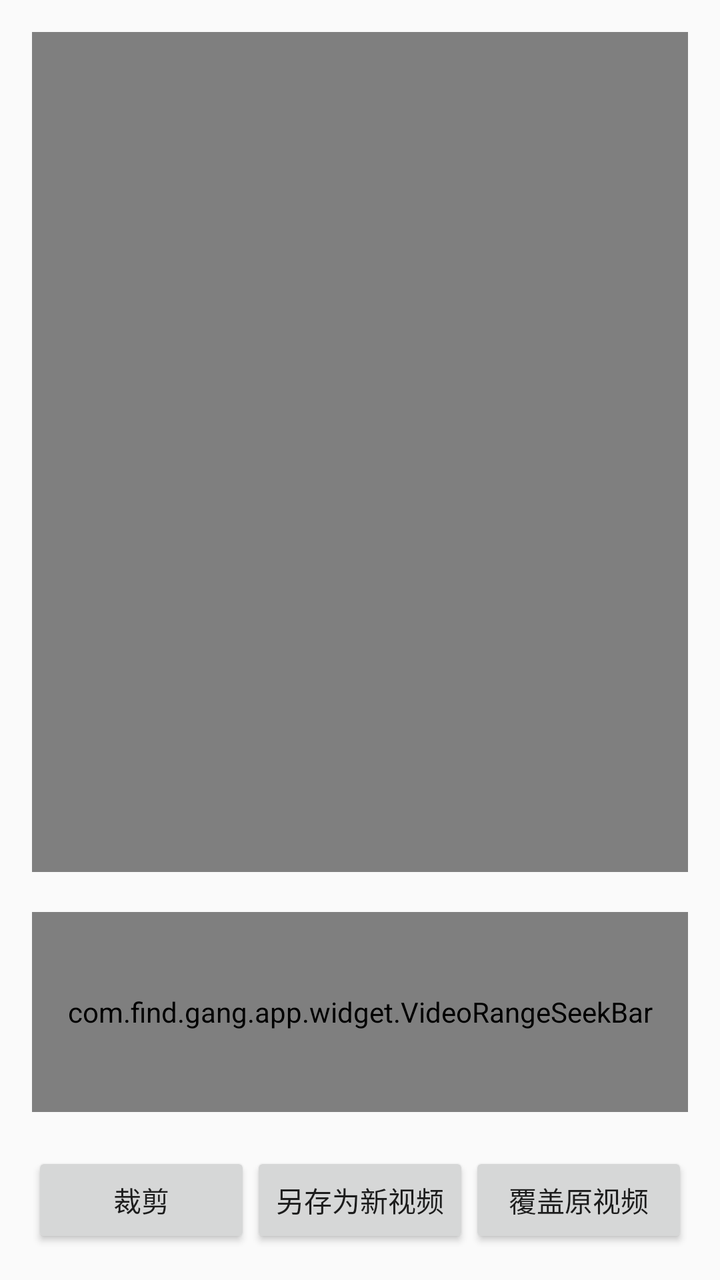
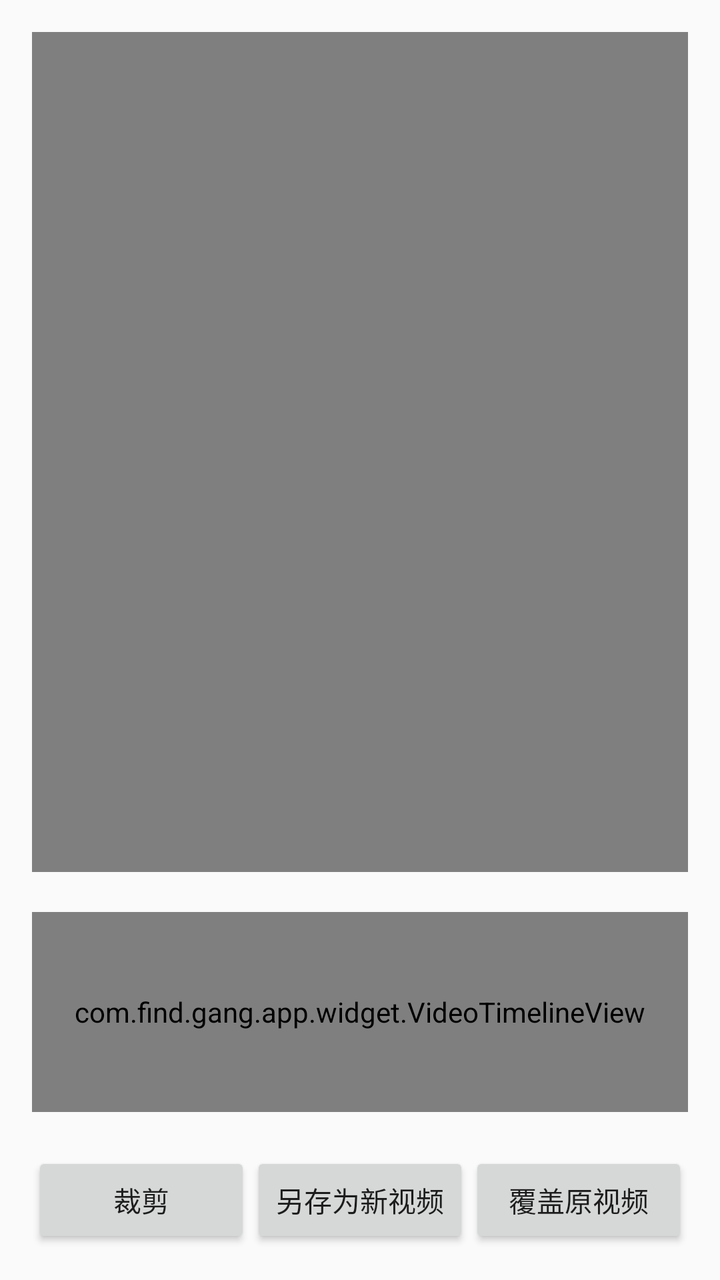

Before-and-after screenshots of an Android layout around one commit, followed by the original layout XML and the change that was made.
<!-- AndroidManifest.xml: application theme Theme.MyFindApplication -->
<!-- res/layout/activity_video_edit.xml -->
<?xml version="1.0" encoding="utf-8"?>
<LinearLayout xmlns:android="http://schemas.android.com/apk/res/android"
    android:layout_width="match_parent"
    android:layout_height="match_parent"
    android:orientation="vertical"
    android:padding="16dp">

    <VideoView
        android:id="@+id/videoView"
        android:layout_width="match_parent"
        android:layout_height="0dp"
        android:layout_weight="1" />

    <com.find.gang.app.widget.VideoRangeSeekBar
        android:id="@+id/rangeSeekBar"
        android:layout_width="match_parent"
        android:layout_height="100dp"
        android:layout_marginTop="20dp" />

    <LinearLayout
        android:layout_width="match_parent"
        android:layout_height="wrap_content"
        android:layout_marginTop="20dp"
        android:orientation="horizontal">

        <Button
            android:id="@+id/btn_trim"
            android:layout_width="0dp"
            android:layout_height="wrap_content"
            android:layout_weight="1"
            android:text="裁剪" />

        <Button
            android:id="@+id/btn_save_as_new"
            android:layout_width="0dp"
            android:layout_height="wrap_content"
            android:layout_weight="1"
            android:text="另存为新视频" />

        <Button
            android:id="@+id/btn_overwrite"
            android:layout_width="0dp"
            android:layout_height="wrap_content"
            android:layout_weight="1"
            android:text="覆盖原视频" />
    </LinearLayout>

    <ProgressBar
        android:id="@+id/progressBar"
        android:layout_width="match_parent"
        android:layout_height="wrap_content"
        android:visibility="gone" />

</LinearLayout>
<!-- resources referenced by this layout -->
<resources>
  <style name="Theme.MyFindApplication" parent="Theme.AppCompat.Light.NoActionBar">
          
          <item name="colorPrimary">@color/primary_color</item>
          <item name="colorPrimaryDark">@color/primary_dark_color</item>
          <item name="colorAccent">@color/accent_color</item>
      </style>
  <color name="primary_color">#FF03DAC5</color>
  <color name="primary_dark_color">#FF018786</color>
  <color name="accent_color">#FF3700B3</color>
</resources>

<!-- the commit's change to res/layout/activity_video_edit.xml (unified diff, before → after) -->
@@ -11,11 +11,16 @@
         android:layout_height="0dp"
         android:layout_weight="1" />
 
-    <com.find.gang.app.widget.VideoRangeSeekBar
+    <com.find.gang.app.widget.VideoTimelineView
         android:id="@+id/rangeSeekBar"
         android:layout_width="match_parent"
         android:layout_height="100dp"
-        android:layout_marginTop="20dp" />
+        android:layout_marginTop="20dp"/>
+
+
+
+
+
 
     <LinearLayout
         android:layout_width="match_parent"
